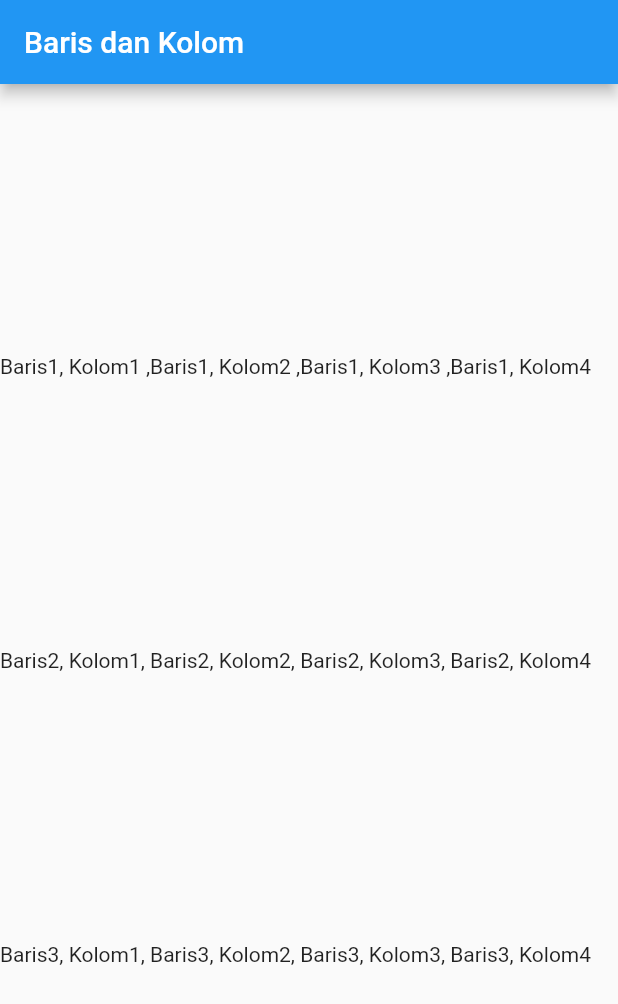
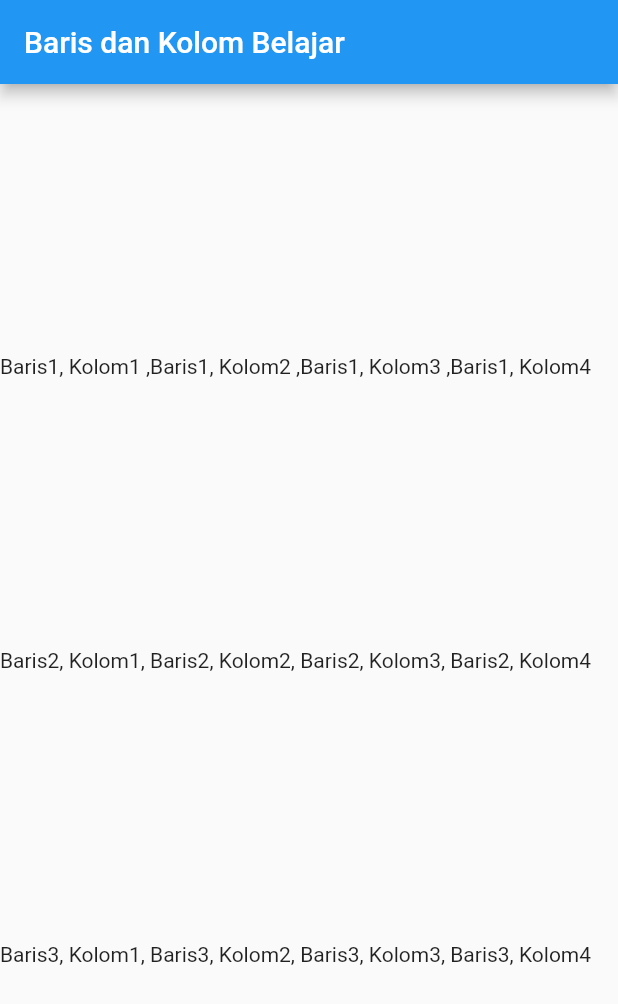
Before and after one commit to siihasann/flutter_application_hasn, a Flutter app: the screen it shows after launch, on a phone screen of 412 x 824 dp. Shown: the top 1004 px of the screen. Run offline on Flutter 3.47's test engine with Material 2 defaults, Android fonts, the phone set to English and light mode, and no system bars.

```diff
--- a/lib/baris_kolom.dart
+++ b/lib/baris_kolom.dart
@@ -7,7 +7,7 @@ class BarisKolom extends StatelessWidget {
   Widget build(BuildContext context) {
     return Scaffold(
       appBar: AppBar(
-        title: const Text("Baris dan Kolom"),
+        title: const Text("Baris dan Kolom Belajar"),
       ),
       body: Column(
         mainAxisAlignment: MainAxisAlignment.spaceEvenly,
```
